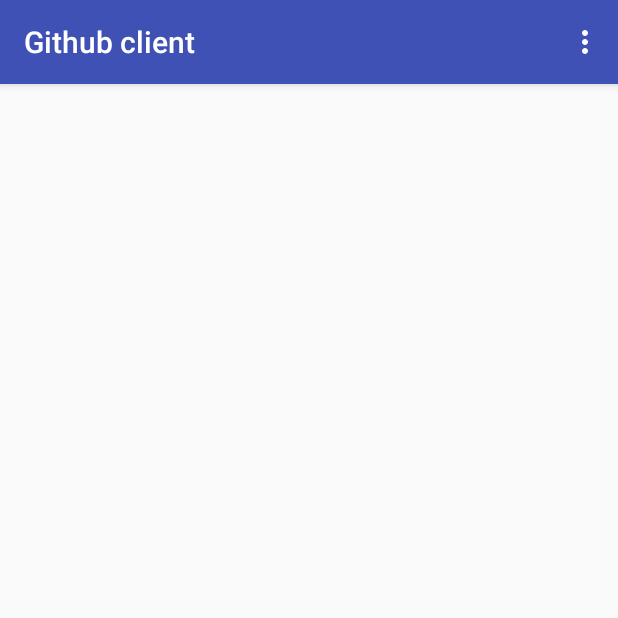
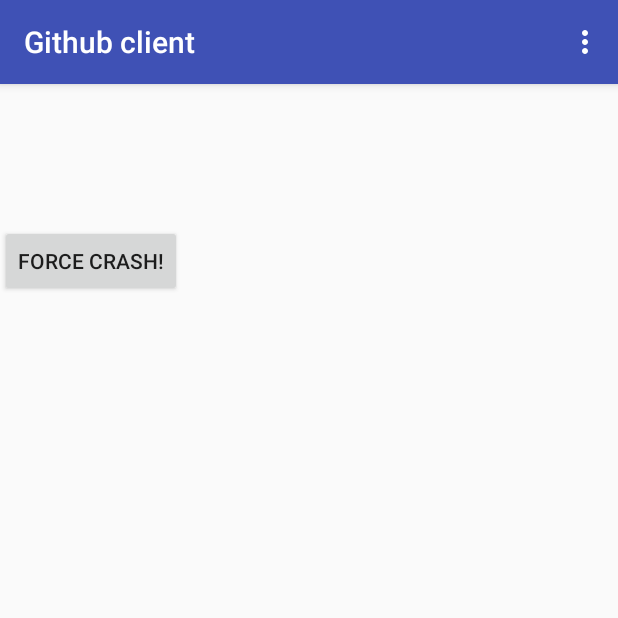
Before and after one commit to elpassion/simple-github-client-team-door, an Android app: the screen it shows after launch (GithubSearchViewActivity), on a phone screen of 412 x 824 dp, the top half of it. Run offline under Robolectric (Android 15) with nearby library versions, the phone set to English and light mode, and no system bars; libraries missing offline, so code that uses them is left out: com.crashlytics.android, io.fabric.sdk; 1 statement that could not run was skipped.

Commit message:
Fix crashlytics integration

```diff
--- a/app/src/main/AndroidManifest.xml
+++ b/app/src/main/AndroidManifest.xml
@@ -5,6 +5,7 @@
     <uses-permission android:name="android.permission.INTERNET"/>
 
     <application
+        android:name=".GithubAplication"
         android:allowBackup="true"
         android:icon="@mipmap/ic_launcher"
         android:label="@string/app_name"
--- a/app/src/main/java/pl/elpassion/door/githubclient/GithubSearchViewActivity.kt
+++ b/app/src/main/java/pl/elpassion/door/githubclient/GithubSearchViewActivity.kt
@@ -4,8 +4,11 @@ import android.os.Bundle
 import android.support.v7.app.AppCompatActivity
 import android.support.v7.widget.Toolbar
 import android.view.Menu
+import android.widget.Button
 
 class GithubSearchViewActivity : AppCompatActivity() {
+
+    val crashButton by lazy { findViewById(R.id.crash_button) as Button }
 
     override fun onCreate(savedInstanceState: Bundle?) {
         super.onCreate(savedInstanceState)
@@ -13,6 +16,10 @@ class GithubSearchViewActivity : AppCompatActivity() {
 
         val toolbar = findViewById(R.id.toolbar) as Toolbar
         setSupportActionBar(toolbar)
+
+        crashButton.setOnClickListener {
+            throw RuntimeException("Forced Crash !!!")
+        }
 
     }
 
--- a/app/src/main/res/layout/github_search_view.xml
+++ b/app/src/main/res/layout/github_search_view.xml
@@ -21,6 +21,17 @@
 
     </android.support.design.widget.AppBarLayout>
 
+    <Button
+        android:id="@+id/crash_button"
+        android:layout_height="wrap_content"
+        android:layout_width="wrap_content"
+        android:text="Force Crash!"
+        android:onClick="forceCrash"
+        android:layout_centerVertical="true"
+        android:layout_centerHorizontal="true"
+        android:layout_marginTop="150dp"/>
+
+
 
 
 </android.support.design.widget.CoordinatorLayout>
```
